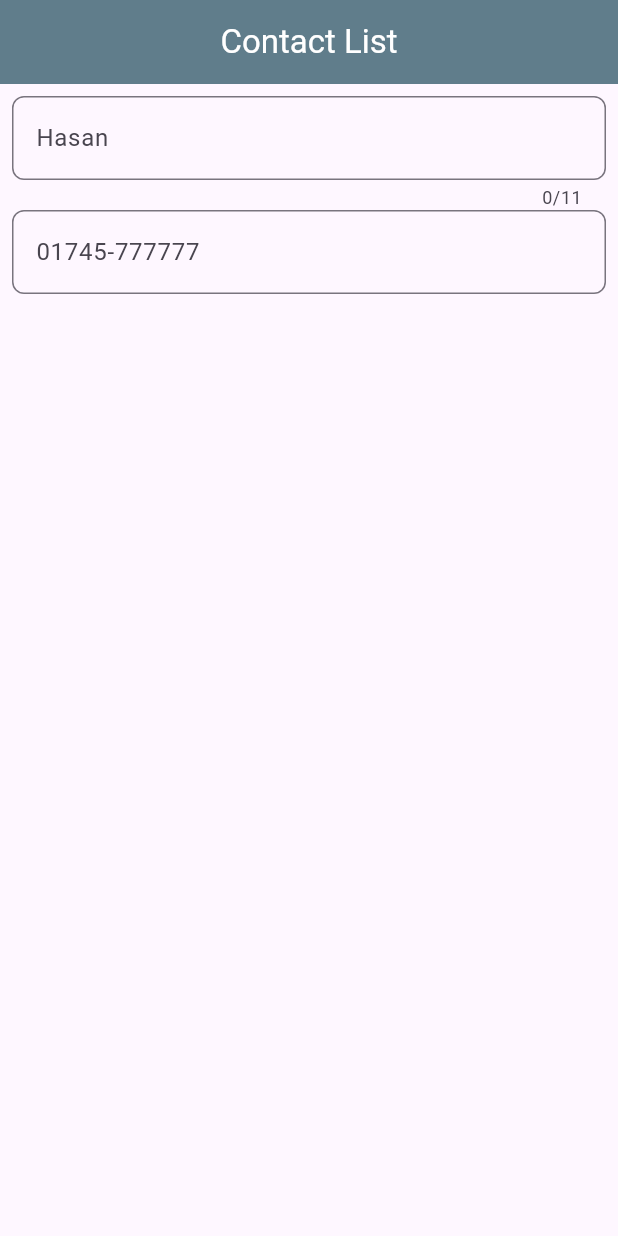
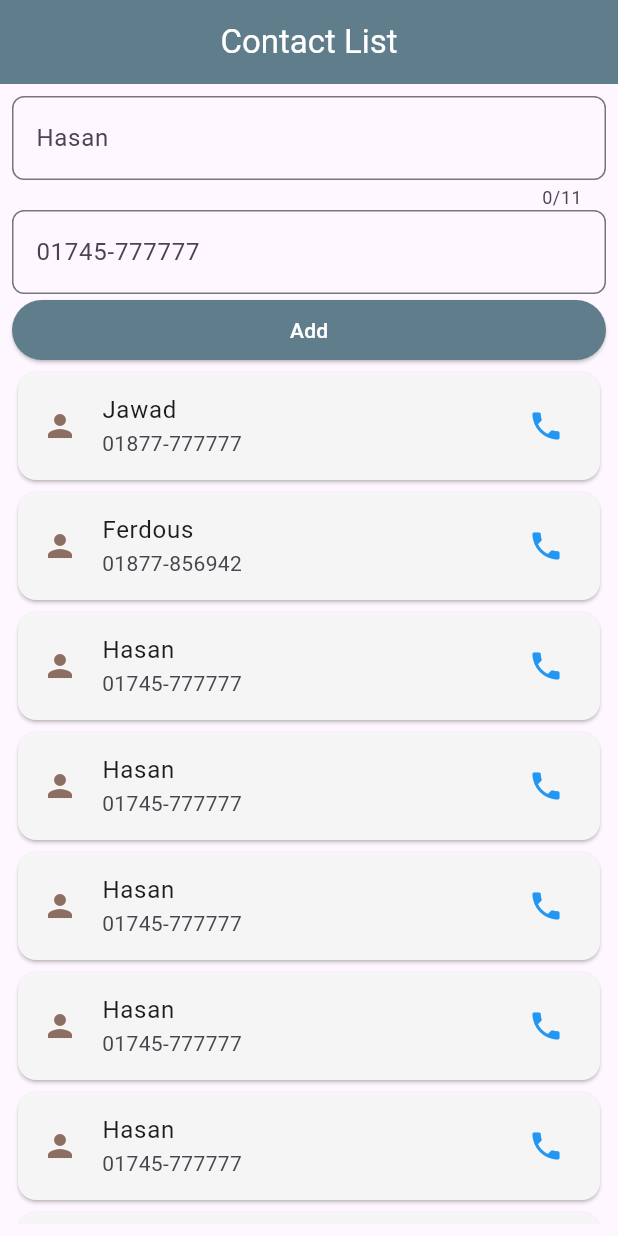
Before and after one commit to Shishir707/Live-Test, a Flutter app: the screen it shows after launch, on a phone screen of 412 x 824 dp. Run offline on Flutter 3.47's test engine with Material 3 defaults, Android fonts, the phone set to English and light mode, and no system bars.

Commit message:
add card in listview

```diff
--- a/lib/live_test_screen.dart
+++ b/lib/live_test_screen.dart
@@ -36,6 +36,94 @@ class LiveTestScreen extends StatelessWidget {
                 ), // Content Padding
               ),
             ),
+            SizedBox(
+              width: double.infinity,
+              child: ElevatedButton(
+                style: ElevatedButton.styleFrom(
+                  backgroundColor: Colors.blueGrey,
+                ),
+                onPressed: () {},
+                child: Text('Add', style: TextStyle(color: Colors.white)),
+              ),
+            ),
+            Expanded(
+              child: ListView(
+                children: [
+                  Card(
+                    color: Colors.grey[100],
+                    child: ListTile(
+                      leading: Icon(Icons.person, color: Colors.brown[400]),
+                      trailing: Icon(Icons.phone, color: Colors.blue),
+                      title: Text('Jawad'),
+                      subtitle: Text('01877-777777'),
+                    ),
+                  ),
+                  Card(
+                    color: Colors.grey[100],
+                    child: ListTile(
+                      leading: Icon(Icons.person, color: Colors.brown[400]),
+                      trailing: Icon(Icons.phone, color: Colors.blue),
+                      title: Text('Ferdous'),
+                      subtitle: Text('01877-856942'),
+                    ),
+                  ),
+                  Card(
+                    color: Colors.grey[100],
+                    child: ListTile(
+                      leading: Icon(Icons.person, color: Colors.brown[400]),
+                      trailing: Icon(Icons.phone, color: Colors.blue),
+                      title: Text('Hasan'),
+                      subtitle: Text('01745-777777'),
+                    ),
+                  ),
+                  Card(
+                    color: Colors.grey[100],
+                    child: ListTile(
+                      leading: Icon(Icons.person, color: Colors.brown[400]),
+                      trailing: Icon(Icons.phone, color: Colors.blue),
+                      title: Text('Hasan'),
+                      subtitle: Text('01745-777777'),
+                    ),
+                  ),
+                  Card(
+                    color: Colors.grey[100],
+                    child: ListTile(
+                      leading: Icon(Icons.person, color: Colors.brown[400]),
+                      trailing: Icon(Icons.phone, color: Colors.blue),
+                      title: Text('Hasan'),
+                      subtitle: Text('01745-777777'),
+                    ),
+                  ),
+                  Card(
+                    color: Colors.grey[100],
+                    child: ListTile(
+                      leading: Icon(Icons.person, color: Colors.brown[400]),
+                      trailing: Icon(Icons.phone, color: Colors.blue),
+                      title: Text('Hasan'),
+                      subtitle: Text('01745-777777'),
+                    ),
+                  ),
+                  Card(
+                    color: Colors.grey[100],
+                    child: ListTile(
+                      leading: Icon(Icons.person, color: Colors.brown[400]),
+                      trailing: Icon(Icons.phone, color: Colors.blue),
+                      title: Text('Hasan'),
+                      subtitle: Text('01745-777777'),
+                    ),
+                  ),
+                  Card(
+                    color: Colors.grey[100],
+                    child: ListTile(
+                      leading: Icon(Icons.person, color: Colors.brown[400]),
+                      trailing: Icon(Icons.phone, color: Colors.blue),
+                      title: Text('Hasan'),
+                      subtitle: Text('01745-777777'),
+                    ),
+                  ),
+                ],
+              ),
+            ),
           ],
         ),
       ),
```
